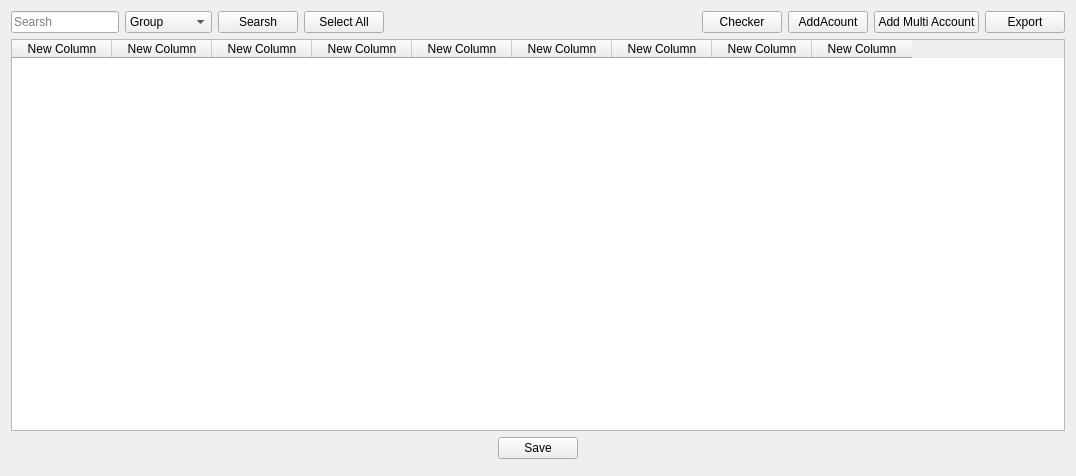
Qt form ui/facebook/Manger_face.ui (kreemkhaled112/GUI) before a commit.
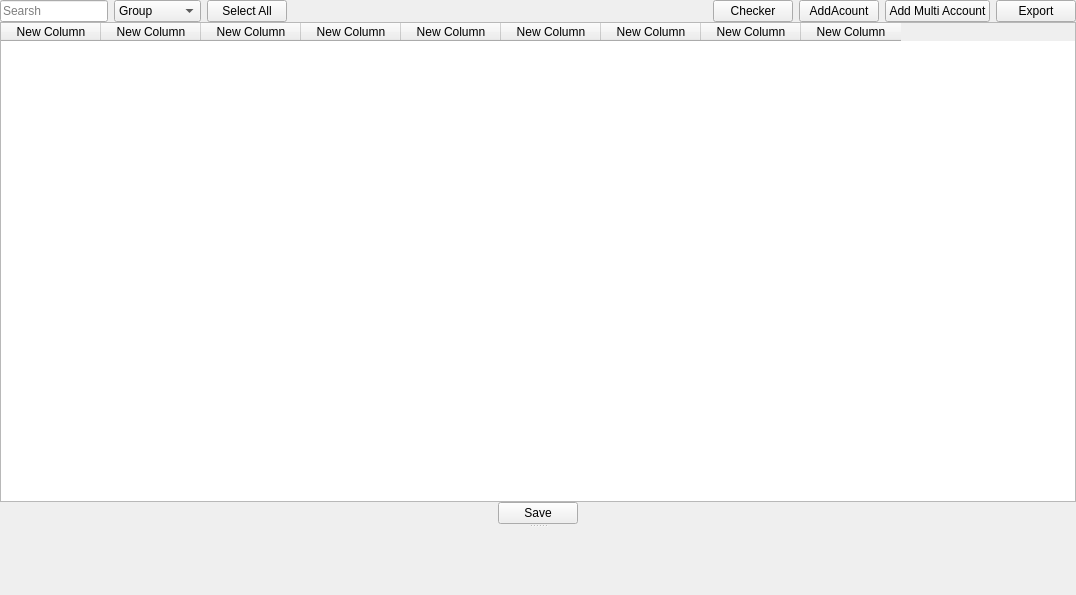
The same form after that commit.

```diff
--- a/ui/facebook/Manger_face.ui
+++ b/ui/facebook/Manger_face.ui
@@ -7,7 +7,7 @@
     <x>0</x>
     <y>0</y>
     <width>1076</width>
-    <height>476</height>
+    <height>595</height>
    </rect>
   </property>
   <property name="windowTitle">
@@ -34,59 +34,50 @@
 }</string>
   </property>
   <layout class="QGridLayout" name="gridLayout">
-   <item row="1" column="0">
-    <widget class="QTableWidget" name="table">
-     <column>
-      <property name="text">
-       <string>New Column</string>
-      </property>
-     </column>
-     <column>
-      <property name="text">
-       <string>New Column</string>
-      </property>
-     </column>
-     <column>
-      <property name="text">
-       <string>New Column</string>
-      </property>
-     </column>
-     <column>
-      <property name="text">
-       <string>New Column</string>
-      </property>
-     </column>
-     <column>
-      <property name="text">
-       <string>New Column</string>
-      </property>
-     </column>
-     <column>
-      <property name="text">
-       <string>New Column</string>
-      </property>
-     </column>
-     <column>
-      <property name="text">
-       <string>New Column</string>
-      </property>
-     </column>
-     <column>
-      <property name="text">
-       <string>New Column</string>
-      </property>
-     </column>
-     <column>
-      <property name="text">
-       <string>New Column</string>
-      </property>
-     </column>
-    </widget>
-   </item>
-   <item row="3" column="0">
-    <widget class="QWidget" name="widget_Info" native="true"/>
-   </item>
+   <property name="leftMargin">
+    <number>0</number>
+   </property>
+   <property name="topMargin">
+    <number>0</number>
+   </property>
+   <property name="rightMargin">
+    <number>0</number>
+   </property>
+   <property name="bottomMargin">
+    <number>0</number>
+   </property>
+   <property name="spacing">
+    <number>0</number>
+   </property>
    <item row="0" column="0">
+    <widget class="QSplitter" name="splitter">
+     <property name="orientation">
+      <enum>Qt::Vertical</enum>
+     </property>
+     <widget class="QWidget" name="widget" native="true">
+      <property name="minimumSize">
+       <size>
+        <width>0</width>
+        <height>0</height>
+       </size>
+      </property>
+      <layout class="QVBoxLayout" name="verticalLayout">
+       <property name="spacing">
+        <number>0</number>
+       </property>
+       <property name="leftMargin">
+        <number>0</number>
+       </property>
+       <property name="topMargin">
+        <number>0</number>
+       </property>
+       <property name="rightMargin">
+        <number>0</number>
+       </property>
+       <property name="bottomMargin">
+        <number>0</number>
+       </property>
+       <item>
     <widget class="QWidget" name="widget_2" native="true">
      <layout class="QHBoxLayout" name="horizontalLayout_3">
       <property name="spacing">
@@ -173,13 +164,6 @@
            </item>
           </widget>
          </item>
-         <item>
-          <widget class="QPushButton" name="pushButton">
-           <property name="text">
-            <string>Searsh</string>
-           </property>
-          </widget>
-         </item>
          <item>
           <widget class="QPushButton" name="Select">
            <property name="text">
@@ -247,11 +231,65 @@
      </layout>
     </widget>
    </item>
-   <item row="2" column="0" alignment="Qt::AlignHCenter">
+       <item>
+        <widget class="QTableWidget" name="table">
+         <column>
+          <property name="text">
+           <string>New Column</string>
+          </property>
+         </column>
+         <column>
+          <property name="text">
+           <string>New Column</string>
+          </property>
+         </column>
+         <column>
+          <property name="text">
+           <string>New Column</string>
+          </property>
+         </column>
+         <column>
+          <property name="text">
+           <string>New Column</string>
+          </property>
+         </column>
+         <column>
+          <property name="text">
+           <string>New Column</string>
+          </property>
+         </column>
+         <column>
+          <property name="text">
+           <string>New Column</string>
+          </property>
+         </column>
+         <column>
+          <property name="text">
+           <string>New Column</string>
+          </property>
+         </column>
+         <column>
+          <property name="text">
+           <string>New Column</string>
+          </property>
+         </column>
+         <column>
+          <property name="text">
+           <string>New Column</string>
+          </property>
+         </column>
+        </widget>
+       </item>
+       <item alignment="Qt::AlignHCenter|Qt::AlignVCenter">
     <widget class="QPushButton" name="Save">
      <property name="text">
       <string>Save</string>
      </property>
+        </widget>
+       </item>
+      </layout>
+     </widget>
+     <widget class="QWidget" name="widget_Info" native="true"/>
     </widget>
    </item>
   </layout>
```
Lines whose indentation alone changed are shown as unchanged.
